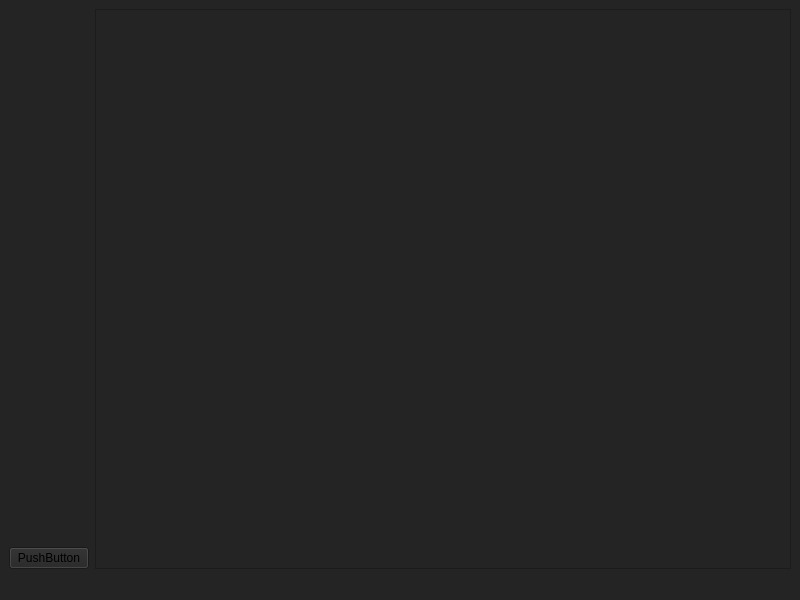
Before: the Qt Designer form mainwindow.ui in Forgenn/Tasker, drawn with Qt 5.
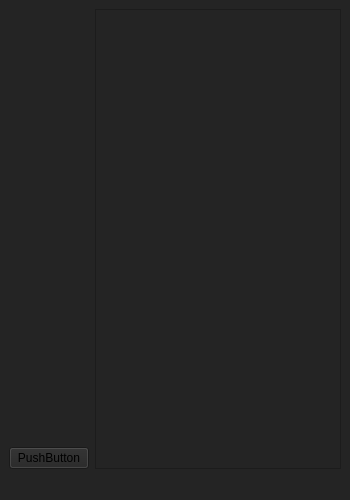
After: the same form once the commit is applied.

The edit to the form file:
```diff
--- a/mainwindow.ui
+++ b/mainwindow.ui
@@ -6,10 +6,16 @@
    <rect>
     <x>0</x>
     <y>0</y>
-    <width>800</width>
-    <height>600</height>
+    <width>350</width>
+    <height>500</height>
    </rect>
   </property>
+  <property name="maximumSize">
+   <size>
+    <width>350</width>
+    <height>500</height>
+   </size>
+  </property>
   <property name="windowTitle">
    <string>MainWindow</string>
   </property>
@@ -29,7 +35,99 @@
      </widget>
     </item>
     <item>
-     <widget class="QListWidget" name="listWidget"/>
+     <widget class="QListWidget" name="listWidget">
+      <property name="palette">
+       <palette>
+        <active>
+         <colorrole role="Button">
+          <brush brushstyle="SolidPattern">
+           <color alpha="255">
+            <red>36</red>
+            <green>36</green>
+            <blue>36</blue>
+           </color>
+          </brush>
+         </colorrole>
+         <colorrole role="Base">
+          <brush brushstyle="SolidPattern">
+           <color alpha="255">
+            <red>36</red>
+            <green>36</green>
+            <blue>36</blue>
+           </color>
+          </brush>
+         </colorrole>
+         <colorrole role="Window">
+          <brush brushstyle="SolidPattern">
+           <color alpha="255">
+            <red>36</red>
+            <green>36</green>
+            <blue>36</blue>
+           </color>
+          </brush>
+         </colorrole>
+        </active>
+        <inactive>
+         <colorrole role="Button">
+          <brush brushstyle="SolidPattern">
+           <color alpha="255">
+            <red>36</red>
+            <green>36</green>
+            <blue>36</blue>
+           </color>
+          </brush>
+         </colorrole>
+         <colorrole role="Base">
+          <brush brushstyle="SolidPattern">
+           <color alpha="255">
+            <red>36</red>
+            <green>36</green>
+            <blue>36</blue>
+           </color>
+          </brush>
+         </colorrole>
+         <colorrole role="Window">
+          <brush brushstyle="SolidPattern">
+           <color alpha="255">
+            <red>36</red>
+            <green>36</green>
+            <blue>36</blue>
+           </color>
+          </brush>
+         </colorrole>
+        </inactive>
+        <disabled>
+         <colorrole role="Button">
+          <brush brushstyle="SolidPattern">
+           <color alpha="255">
+            <red>36</red>
+            <green>36</green>
+            <blue>36</blue>
+           </color>
+          </brush>
+         </colorrole>
+         <colorrole role="Base">
+          <brush brushstyle="SolidPattern">
+           <color alpha="255">
+            <red>36</red>
+            <green>36</green>
+            <blue>36</blue>
+           </color>
+          </brush>
+         </colorrole>
+         <colorrole role="Window">
+          <brush brushstyle="SolidPattern">
+           <color alpha="255">
+            <red>36</red>
+            <green>36</green>
+            <blue>36</blue>
+           </color>
+          </brush>
+         </colorrole>
+        </disabled>
+       </palette>
+      </property>
+     </widget>
     </item>
    </layout>
   </widget>
```
Left out of the diff: 10 changed lines with no effect on the pictures.
